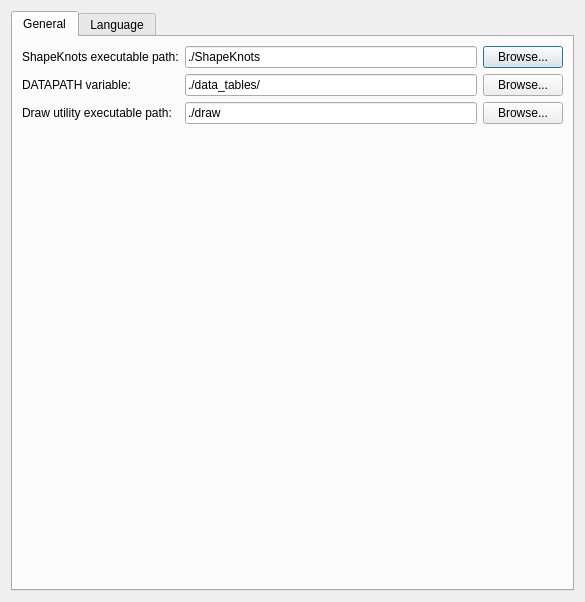
Before: the Qt Designer form gui/configuration.ui in catacs/ShapeKnots-GUI, drawn with Qt 5.
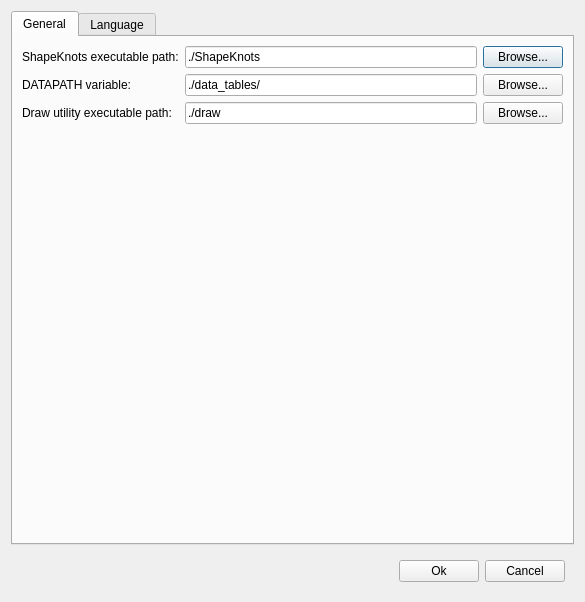
After: the same form once the commit is applied. The open tabs and pages were chosen to show the change. Icons and pictures are not drawn.

Diff of the .ui file:
```diff
--- a/gui/configuration.ui
+++ b/gui/configuration.ui
@@ -10,6 +10,12 @@
     <height>602</height>
    </rect>
   </property>
+  <property name="sizePolicy">
+   <sizepolicy hsizetype="Maximum" vsizetype="Maximum">
+    <horstretch>0</horstretch>
+    <verstretch>0</verstretch>
+   </sizepolicy>
+  </property>
   <property name="windowTitle">
    <string>Dialog</string>
   </property>
@@ -161,6 +167,51 @@
      </widget>
     </widget>
    </item>
+   <item>
+    <widget class="QWidget" name="m_actionsArea" native="true">
+     <property name="sizePolicy">
+      <sizepolicy hsizetype="Minimum" vsizetype="Maximum">
+       <horstretch>0</horstretch>
+       <verstretch>0</verstretch>
+      </sizepolicy>
+     </property>
+     <layout class="QGridLayout" name="gridLayout_3">
+      <item row="0" column="2">
+       <widget class="QPushButton" name="m_cancelButton">
+        <property name="sizePolicy">
+         <sizepolicy hsizetype="Minimum" vsizetype="Maximum">
+          <horstretch>0</horstretch>
+          <verstretch>0</verstretch>
+         </sizepolicy>
+        </property>
+        <property name="text">
+         <string>Cancel</string>
+        </property>
+       </widget>
+      </item>
+      <item row="0" column="1">
+       <widget class="QPushButton" name="m_acceptButton">
+        <property name="text">
+         <string>Ok</string>
+        </property>
+       </widget>
+      </item>
+      <item row="0" column="0">
+       <spacer name="m_horizontalSpacer">
+        <property name="orientation">
+         <enum>Qt::Horizontal</enum>
+        </property>
+        <property name="sizeHint" stdset="0">
+         <size>
+          <width>40</width>
+          <height>20</height>
+         </size>
+        </property>
+       </spacer>
+      </item>
+     </layout>
+    </widget>
+   </item>
   </layout>
  </widget>
  <resources/>
```
Left out of the diff: 58 changed lines with no effect on the pictures.
